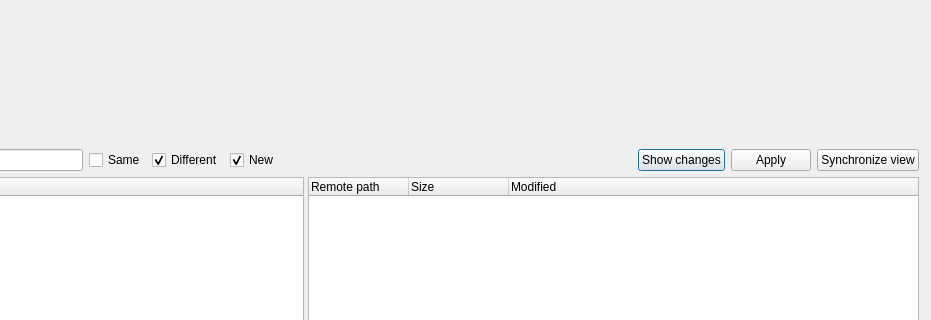
alple/MEGAsync, file src/MEGASync/sync_preview/gui/ui/SyncPreviewPairDetailDialog.ui: the form before one commit; both pictures show x 319 to 1250 and y 176 to 496 of the 1250 by 700 pixel window.
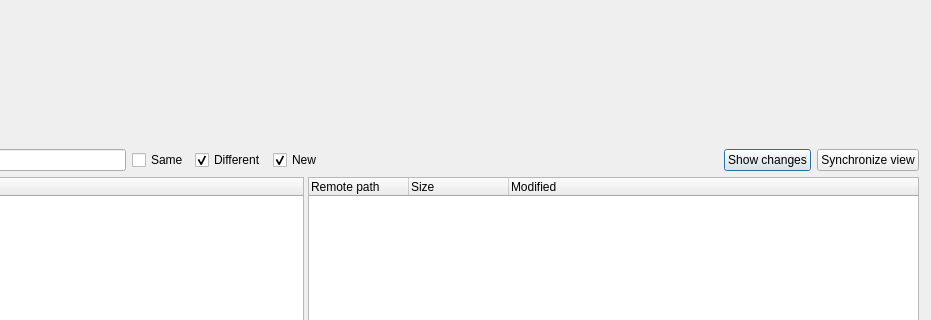
The form after the commit.

The edit to the form file:
```diff
--- a/src/MEGASync/sync_preview/gui/ui/SyncPreviewPairDetailDialog.ui
+++ b/src/MEGASync/sync_preview/gui/ui/SyncPreviewPairDetailDialog.ui
@@ -144,16 +144,6 @@
        </property>
       </widget>
      </item>
-     <item>
-      <widget class="QPushButton" name="applyButton">
-       <property name="text">
-        <string>Apply</string>
-       </property>
-       <property name="toolTip">
-        <string>Executes the scheduled changes on the fake data and re-resolves the panes (review loop, no real transfer)</string>
-       </property>
-      </widget>
-     </item>
      <item>
       <widget class="QPushButton" name="synchronizeViewButton">
        <property name="text">
```
Left out of the diff: 2 changed lines with no effect on the pictures.
